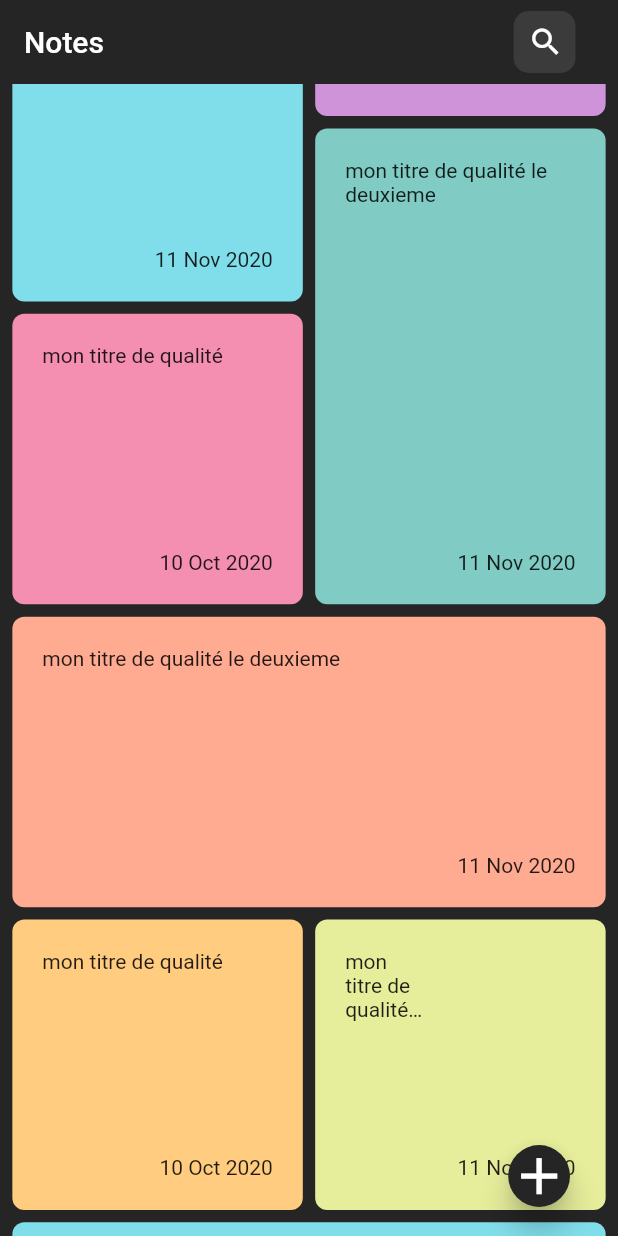
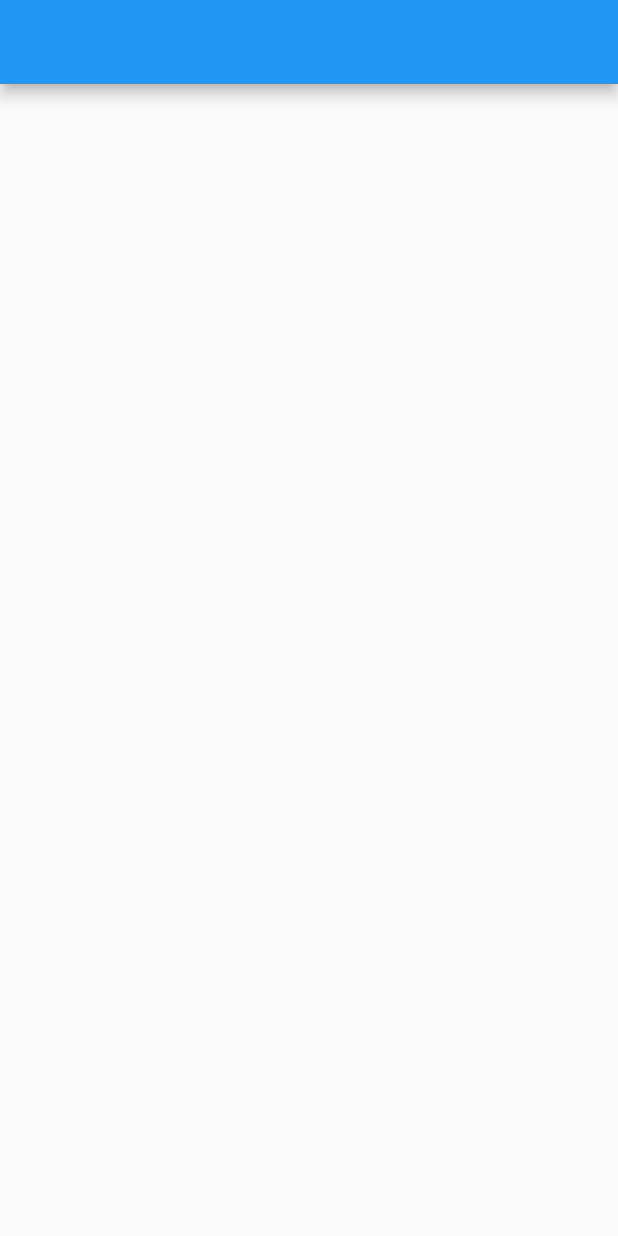
Before and after one commit to hatch01/yasna, a Flutter app: the screen it shows after launch, scrolled down 576 dp, after a tap on the "add" icon, on a phone screen of 412 x 824 dp. Run offline on Flutter 3.47's test engine with Material 2 defaults, Android fonts, the light colour scheme and no system bars; our stand-ins replace bloc, flutter_bloc, go_router, sizer; missing offline and left inert: flutter_quill.

Commit message:
creating screen

```diff
--- /dev/null
+++ b/lib/component/route_res.dart
@@ -0,0 +1,3 @@
+class RouteRes {
+  static String noteEditor = "/noteEditor";
+}
--- a/lib/main.dart
+++ b/lib/main.dart
@@ -1,26 +1,50 @@
 import 'package:flutter/material.dart';
+import 'package:go_router/go_router.dart';
+import 'package:sizer/sizer.dart';
+import 'package:yasna/component/route_res.dart';
+import 'package:yasna/screen/note_edition/view/note_edition.dart';
 
 import 'package:yasna/screen/note_selection/view/note_selection.dart';
-import 'package:sizer/sizer.dart';
 
 void main() {
-  runApp(const MyApp());
+  runApp(MyApp());
 }
 
 class MyApp extends StatelessWidget {
-  const MyApp({Key? key}) : super(key: key);
+  MyApp({Key? key}) : super(key: key);
+
+  final GoRouter _router = GoRouter(
+    routes: <GoRoute>[
+      GoRoute(
+        path: '/',
+        builder: (BuildContext context, GoRouterState state) {
+          return const NoteSelection();
+        },
+      ),
+      GoRoute(
+        path: RouteRes.noteEditor,
+        builder: (BuildContext context, GoRouterState state) {
+          String? path = state.extra as String?;
+          print(path);
+          return const NoteEdition();
+        },
+      ),
+    ],
+  );
 
   // This widget is the root of your application.
   @override
   Widget build(BuildContext context) {
     return Sizer(builder: (context, orientation, deviceType) {
-      return MaterialApp(
+      return MaterialApp.router(
+        routeInformationProvider: _router.routeInformationProvider,
+        routeInformationParser: _router.routeInformationParser,
+        routerDelegate: _router.routerDelegate,
         debugShowCheckedModeBanner: false,
         title: 'Flutter Demo',
         theme: ThemeData(
           primarySwatch: Colors.blue,
         ),
-        home: const NoteSelection(),
       );
     });
   }
--- /dev/null
+++ b/lib/screen/note_edition/view/body.dart
@@ -0,0 +1,11 @@
+import 'package:flutter/material.dart';
+
+class Body extends StatelessWidget {
+  const Body({Key? key}) : super(key: key);
+
+  @override
+  Widget build(BuildContext context) {
+    return Container(
+    );
+  }
+}
--- /dev/null
+++ b/lib/screen/note_edition/view/custom_app_bar.dart
@@ -0,0 +1,11 @@
+import 'package:flutter/material.dart';
+
+class CustomAppBar extends StatelessWidget with PreferredSizeWidget{
+  const CustomAppBar({Key? key}) : super(key: key);
+  @override
+  Size get preferredSize => AppBar().preferredSize;
+  @override
+  Widget build(BuildContext context) {
+    return AppBar();
+  }
+}
--- /dev/null
+++ b/lib/screen/note_edition/view/note_edition.dart
@@ -0,0 +1,15 @@
+import 'package:flutter/material.dart';
+import 'body.dart';
+import 'custom_app_bar.dart';
+
+class NoteEdition extends StatelessWidget {
+  const NoteEdition({Key? key}) : super(key: key);
+
+  @override
+  Widget build(BuildContext context) {
+    return const Scaffold(
+      appBar: CustomAppBar(),
+      body: Body(),
+    );
+  }
+}
--- a/lib/screen/note_selection/component/note_tile.dart
+++ b/lib/screen/note_selection/component/note_tile.dart
@@ -1,5 +1,5 @@
-import 'package:flutter/foundation.dart';
 import 'package:flutter/material.dart';
+import 'package:go_router/go_router.dart';
 import 'package:sizer/sizer.dart';
 import 'package:yasna/screen/note_selection/component/res.dart';
 
@@ -19,23 +19,25 @@
 
   @override
   Widget build(BuildContext context) {
-    return GestureDetector(
-      onTap: () {
-        if (kDebugMode) {
-          print("click on ${note.title}");
-        }
-      },
-      child: Container(
+    return Container(
       // margin: const EdgeInsets.fromLTRB(16, 0, 16, 12),
       // width: 100.w,
       height: 50.h,
-        padding: const EdgeInsets.all(20),
       decoration: BoxDecoration(
         color: Res.tileColors[id % 7],
         borderRadius: BorderRadius.circular(8),
       ),
+      child: Material(
+        color: Colors.transparent,
+        child: InkWell(
+          borderRadius: BorderRadius.circular(8),
+          onTap: () {
+            GoRouter.of(context)
+                .go("RouteRes.noteEditor${note.path}/${note.title}");
+          },
+          child: Padding(
+            padding: const EdgeInsets.all(20),
             child: Column(
-
               crossAxisAlignment: CrossAxisAlignment.start,
               children: [
                 Container(
@@ -60,6 +62,8 @@
               ],
             ),
           ),
+        ),
+      ),
     );
   }
 
--- a/lib/screen/note_selection/controller/note_bloc.dart
+++ b/lib/screen/note_selection/controller/note_bloc.dart
@@ -32,77 +32,77 @@
 
   void _onRetrieveNote(event, emit) {
     List<Note> noteList = [
-      Note(
+     Note(path:"/",
           key: UniqueKey(),
           couleur: Colors.red,
           date: DateTime(2020, 10, 10, 10, 10),
           title: "mon titre de qualité"),
-      Note(
+     Note(path:"/",
           key: UniqueKey(),
           couleur: Colors.green,
           date: DateTime(2020, 11, 11, 11, 11),
           title: "mon titre de qualité le deuxieme"),
-      Note(
+     Note(path:"/",
           key: UniqueKey(),
           couleur: Colors.red,
           date: DateTime(2020, 10, 10, 10, 10),
           title: "mon titre de qualité"),
-      Note(
+     Note(path:"/",
           key: UniqueKey(),
           couleur: Colors.green,
           date: DateTime(2020, 11, 11, 11, 11),
           title: "mon titre de qualité le deuxieme"),
-      Note(
+     Note(path:"/",
           key: UniqueKey(),
           couleur: Colors.red,
           date: DateTime(2020, 10, 10, 10, 10),
           title: "mon titre de qualité"),
-      Note(
+     Note(path:"/",
           key: UniqueKey(),
           couleur: Colors.green,
           date: DateTime(2020, 11, 11, 11, 11),
           title: "mon titre de qualité le deuxieme"),
-      Note(
+     Note(path:"/",
           key: UniqueKey(),
           couleur: Colors.red,
           date: DateTime(2020, 10, 10, 10, 10),
           title: "mon titre de qualité"),
-      Note(
+     Note(path:"/",
           key: UniqueKey(),
           couleur: Colors.green,
           date: DateTime(2020, 11, 11, 11, 11),
           title: "mon titre de qualité le deuxieme"),
-      Note(
+     Note(path:"/",
           key: UniqueKey(),
           couleur: Colors.red,
           date: DateTime(2020, 10, 10, 10, 10),
           title: "mon titre de qualité"),
-      Note(
+     Note(path:"/",
           key: UniqueKey(),
           couleur: Colors.green,
           date: DateTime(2020, 11, 11, 11, 11),
           title: "mon titre de qualité le deuxieme"),
-      Note(
+     Note(path:"/",
           key: UniqueKey(),
           couleur: Colors.red,
           date: DateTime(2020, 10, 10, 10, 10),
           title: "mon titre de qualité"),
-      Note(
+     Note(path:"/",
           key: UniqueKey(),
           couleur: Colors.green,
           date: DateTime(2020, 11, 11, 11, 11),
           title: "mon titre de qualité le deuxieme"),
-      Note(
+     Note(path:"/",
           key: UniqueKey(),
           couleur: Colors.red,
           date: DateTime(2020, 10, 10, 10, 10),
           title: "mon titre de qualité"),
-      Note(
+     Note(path:"/",
           key: UniqueKey(),
           couleur: Colors.green,
           date: DateTime(2020, 11, 11, 11, 11),
           title: "mon titre de qualité le deuxieme"),
-      Note(
+     Note(path:"/",
           key: UniqueKey(),
           couleur: Colors.green,
           date: DateTime(2020, 11, 11, 11, 11),
--- a/lib/screen/note_selection/model/note.dart
+++ b/lib/screen/note_selection/model/note.dart
@@ -4,6 +4,7 @@
   DateTime date;
   String title;
   Color couleur;
+  String path;
   Key key;
-  Note({required this.couleur, required this.date, required this.title, required this.key});
+  Note({required this.couleur, required this.date, required this.title, required this.key,required this.path});
 }
--- a/lib/screen/note_selection/view/action_button.dart
+++ b/lib/screen/note_selection/view/action_button.dart
@@ -1,5 +1,7 @@
 import 'package:flutter/material.dart';
+import 'package:go_router/go_router.dart';
 import 'package:sizer/sizer.dart';
+import 'package:yasna/component/route_res.dart';
 
 import '../../../component/main_res.dart';
 
@@ -9,13 +11,14 @@
   @override
   Widget build(BuildContext context) {
     return ElevatedButton(
-      onPressed: () {},
+      onPressed: () {
+        GoRouter.of(context).go(RouteRes.noteEditor);
+      },
       style: ButtonStyle(
-        backgroundColor: MaterialStateColor.resolveWith(
-                (states) => MainRes.backgroundColor),
+        backgroundColor:
+            MaterialStateColor.resolveWith((states) => MainRes.backgroundColor),
         elevation: MaterialStateProperty.all(8),
-        shape:
-        MaterialStateProperty.all<CircleBorder>(const CircleBorder()),
+        shape: MaterialStateProperty.all<CircleBorder>(const CircleBorder()),
       ),
       child: Icon(Icons.add, size: 30.sp),
     );
```
Also changed, not shown: 1 other file. Lines whose indentation alone changed are shown as unchanged.
